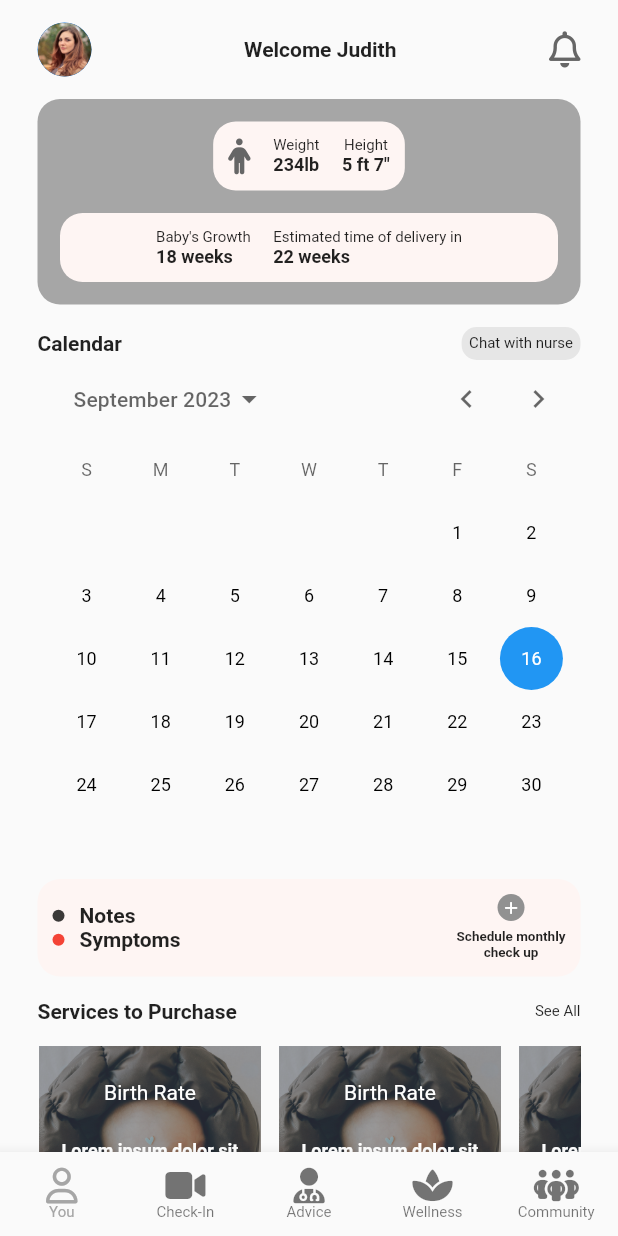
After one commit to oladuja/healthier_carbon_pregnancy_app, a Flutter app: the HomeScreen screen opened by its route, on a phone screen of 412 x 824 dp. The commit adds this screen. Run offline on Flutter 3.47's test engine with Material 2 defaults, Android fonts, the phone set to English and light mode, and no system bars; our stand-ins replace another_flutter_splash_screen, flutter_holo_date_picker, font_awesome_flutter, loading_animation_widget.

Commit message:
home screen

```diff
--- a/lib/main.dart
+++ b/lib/main.dart
@@ -1,7 +1,10 @@
 import 'package:flutter/material.dart';
+import 'package:healthier_carbon_pregnancy_app/screens/home/home_screen.dart';
 import 'package:healthier_carbon_pregnancy_app/screens/start/about_you_screen.dart';
 import 'package:healthier_carbon_pregnancy_app/screens/start/dob_screen.dart';
+import 'package:healthier_carbon_pregnancy_app/screens/start/forgot_screen.dart';
 import 'package:healthier_carbon_pregnancy_app/screens/start/health_condition.dart';
+import 'package:healthier_carbon_pregnancy_app/screens/start/loading_home_screen.dart';
 import 'package:healthier_carbon_pregnancy_app/screens/start/login_screen.dart';
 import 'package:healthier_carbon_pregnancy_app/screens/start/period_screen.dart';
 import 'package:healthier_carbon_pregnancy_app/screens/start/signup_screen.dart';
@@ -23,6 +26,7 @@ class App extends StatelessWidget {
       initialRoute: SplashScreen.routeName,
       routes: {
         SplashScreen.routeName: (_) => const SplashScreen(),
+        HomeScreen.routeName: (_) => const HomeScreen(),
         ContinueScreen.routeName: (_) => const ContinueScreen(),
         StartScreen.routeName: (_) => const StartScreen(),
         LoginScreen.routeName: (_) => const LoginScreen(),
@@ -32,6 +36,8 @@ class App extends StatelessWidget {
         AboutYouScreen.routeName: (_) => const AboutYouScreen(),
         HealthScreen.routeName: (_) => const HealthScreen(),
         PeriodScreen.routeName: (_) => const PeriodScreen(),
+        ForgotPasswordScreen.routeName: (_) => const ForgotPasswordScreen(),
+        LoadingHomeScreen.routeName: (_) => const LoadingHomeScreen(),
       },
     );
   }
--- /dev/null
+++ b/lib/screens/home/home_screen.dart
@@ -0,0 +1,425 @@
+import 'package:flutter/material.dart';
+import 'package:font_awesome_flutter/font_awesome_flutter.dart';
+
+class HomeScreen extends StatelessWidget {
+  static const String routeName = 'home-screen';
+
+  const HomeScreen({super.key});
+
+  @override
+  Widget build(BuildContext context) {
+    Size size = MediaQuery.of(context).size;
+
+    return Scaffold(
+      body: SafeArea(
+        child: SingleChildScrollView(
+          child: Container(
+            padding: const EdgeInsets.symmetric(horizontal: 25, vertical: 15),
+            width: size.width,
+            // height: size.height,
+            child: Column(
+              crossAxisAlignment: CrossAxisAlignment.start,
+              children: [
+                const Row(
+                  children: [
+                    CircleAvatar(
+                      radius: 18,
+                      backgroundImage: AssetImage('assets/images/dp.png'),
+                    ),
+                    Spacer(),
+                    Text(
+                      "Welcome Judith",
+                      style: TextStyle(
+                        fontWeight: FontWeight.bold,
+                      ),
+                    ),
+                    Spacer(),
+                    FaIcon(
+                      FontAwesomeIcons.bell,
+                      color: Color(0XFF666666),
+                    ),
+                  ],
+                ),
+                const SizedBox(height: 15),
+                Container(
+                  padding: const EdgeInsets.symmetric(
+                    horizontal: 15,
+                    vertical: 15,
+                  ),
+                  decoration: BoxDecoration(
+                    borderRadius: BorderRadius.circular(15),
+                    color: const Color(0XFFA6A6A6),
+                  ),
+                  child: Column(
+                    children: [
+                      Container(
+                        decoration: BoxDecoration(
+                          borderRadius: BorderRadius.circular(15),
+                          color: const Color(0XFFFEF5F3),
+                        ),
+                        padding: const EdgeInsets.all(10),
+                        child: const Row(
+                          mainAxisSize: MainAxisSize.min,
+                          children: [
+                            FaIcon(
+                              FontAwesomeIcons.person,
+                              color: Color(0XFF666666),
+                            ),
+                            SizedBox(width: 15),
+                            Column(
+                              mainAxisAlignment: MainAxisAlignment.start,
+                              children: [
+                                Text(
+                                  "Weight",
+                                  style: TextStyle(fontSize: 10),
+                                ),
+                                Text(
+                                  "234lb",
+                                  style: TextStyle(
+                                      fontSize: 12,
+                                      fontWeight: FontWeight.bold),
+                                ),
+                              ],
+                            ),
+                            SizedBox(width: 15),
+                            Column(
+                              mainAxisAlignment: MainAxisAlignment.start,
+                              children: [
+                                Text(
+                                  "Height",
+                                  style: TextStyle(fontSize: 10),
+                                ),
+                                Text(
+                                  "5 ft 7\"",
+                                  style: TextStyle(
+                                      fontSize: 12,
+                                      fontWeight: FontWeight.bold),
+                                ),
+                              ],
+                            ),
+                          ],
+                        ),
+                      ),
+                      const SizedBox(height: 15),
+                      Container(
+                        decoration: BoxDecoration(
+                          borderRadius: BorderRadius.circular(15),
+                          color: const Color(0XFFFEF5F3),
+                        ),
+                        padding: const EdgeInsets.all(10.0),
+                        child: const Row(
+                          mainAxisAlignment: MainAxisAlignment.center,
+                          children: [
+                            Column(
+                              crossAxisAlignment: CrossAxisAlignment.start,
+                              mainAxisAlignment: MainAxisAlignment.start,
+                              children: [
+                                Text(
+                                  "Baby's Growth",
+                                  style: TextStyle(fontSize: 10),
+                                ),
+                                Text(
+                                  "18 weeks",
+                                  style: TextStyle(
+                                      fontSize: 12,
+                                      fontWeight: FontWeight.bold),
+                                ),
+                              ],
+                            ),
+                            SizedBox(width: 15),
+                            Column(
+                              mainAxisAlignment: MainAxisAlignment.start,
+                              crossAxisAlignment: CrossAxisAlignment.start,
+                              children: [
+                                Text(
+                                  "Estimated time of delivery in",
+                                  style: TextStyle(fontSize: 10),
+                                ),
+                                Text(
+                                  "22 weeks",
+                                  style: TextStyle(
+                                      fontSize: 12,
+                                      fontWeight: FontWeight.bold),
+                                ),
+                              ],
+                            ),
+                          ],
+                        ),
+                      ),
+                    ],
+                  ),
+                ),
+                const SizedBox(height: 15),
+                Row(
+                  children: [
+                    const Text(
+                      "Calendar",
+                      style: TextStyle(fontWeight: FontWeight.bold),
+                    ),
+                    const Spacer(),
+                    Container(
+                      padding: const EdgeInsets.all(5),
+                      decoration: BoxDecoration(
+                        color: const Color(0XFFE6E6E6),
+                        borderRadius: BorderRadius.circular(10),
+                      ),
+                      child: const Text(
+                        "Chat with nurse",
+                        style: TextStyle(fontSize: 10),
+                      ),
+                    ),
+                  ],
+                ),
+                CalendarDatePicker(
+                  initialDate: DateTime.now(),
+                  firstDate: DateTime(2023),
+                  lastDate: DateTime(2024),
+                  onDateChanged: (_) {},
+                ),
+                Container(
+                  decoration: BoxDecoration(
+                    borderRadius: BorderRadius.circular(15),
+                    color: const Color(0XFFFEF5F3),
+                  ),
+                  padding: const EdgeInsets.all(10.0),
+                  child: Row(
+                    children: [
+                      Column(
+                        crossAxisAlignment: CrossAxisAlignment.start,
+                        children: [
+                          Row(
+                            children: [
+                              CircleAvatar(
+                                backgroundColor: Colors.black.withOpacity(0.77),
+                                radius: 4,
+                              ),
+                              const SizedBox(width: 10),
+                              const Text(
+                                'Notes',
+                                style: TextStyle(fontWeight: FontWeight.bold),
+                              )
+                            ],
+                          ),
+                          const Row(
+                            children: [
+                              CircleAvatar(
+                                backgroundColor: Colors.red,
+                                radius: 4,
+                              ),
+                              SizedBox(width: 10),
+                              Text(
+                                'Symptoms',
+                                style: TextStyle(fontWeight: FontWeight.bold),
+                              )
+                            ],
+                          ),
+                        ],
+                      ),
+                      const Spacer(),
+                      const Column(
+                        crossAxisAlignment: CrossAxisAlignment.center,
+                        children: [
+                          CircleAvatar(
+                            backgroundColor: Color(0XFF919191),
+                            radius: 9,
+                            child: Center(
+                              child: FaIcon(
+                                FontAwesomeIcons.plus,
+                                color: Colors.white,
+                                size: 10,
+                              ),
+                            ),
+                          ),
+                          SizedBox(height: 5),
+                          Text(
+                            'Schedule monthly\ncheck up',
+                            textAlign: TextAlign.center,
+                            style: TextStyle(
+                              fontSize: 9,
+                              fontWeight: FontWeight.bold,
+                            ),
+                          ),
+                        ],
+                      )
+                    ],
+                  ),
+                ),
+                const SizedBox(height: 15),
+                const Row(
+                  children: [
+                    Text(
+                      "Services to Purchase",
+                      style: TextStyle(fontWeight: FontWeight.bold),
+                    ),
+                    Spacer(),
+                    Text(
+                      "See All",
+                      style: TextStyle(fontSize: 10),
+                    ),
+                  ],
+                ),
+                const SizedBox(height: 15),
+                SizedBox(
+                  height: 180,
+                  child: ListView.builder(
+                    scrollDirection: Axis.horizontal,
+                    itemBuilder: (_, i) => Container(
+                      margin: const EdgeInsets.only(right: 10),
+                      width: 150,
+                      decoration: const BoxDecoration(
+                        image: DecorationImage(
+                          image: AssetImage('assets/images/baby.png'),
+                        ),
+                      ),
+                      child: Column(
+                        crossAxisAlignment: CrossAxisAlignment.center,
+                        children: [
+                          const Spacer(),
+                          const Text(
+                            "Birth Rate",
+                            style: TextStyle(color: Colors.white, fontSize: 14),
+                          ),
+                          const Spacer(),
+                          const Text(
+                            "Lorem ipsum dolor sit amet, consectetur adipiscing elit. Donec ac",
+                            textAlign: TextAlign.center,
+                            style: TextStyle(
+                              color: Colors.white,
+                              fontSize: 12,
+                              fontWeight: FontWeight.bold,
+                            ),
+                          ),
+                          const Spacer(),
+                          Container(
+                            width: 40,
+                            decoration: const BoxDecoration(
+                              color: Colors.white,
+                              borderRadius:
+                                  BorderRadius.all(Radius.circular(7)),
+                            ),
+                            padding: const EdgeInsets.symmetric(
+                                vertical: 8, horizontal: 15),
+                            child: const Icon(
+                              FontAwesomeIcons.plus,
+                              color: Color(0XFF919191),
+                              size: 12,
+                            ),
+                          ),
+                          const Spacer(),
+                        ],
+                      ),
+                    ),
+                    itemCount: 3,
+                  ),
+                ),
+                const SizedBox(height: 15),
+                const Row(
+                  children: [
+                    Text(
+                      "Services to Purchase",
+                      style: TextStyle(fontWeight: FontWeight.bold),
+                    ),
+                    Spacer(),
+                    Text(
+                      "See All",
+                      style: TextStyle(fontSize: 10),
+                    ),
+                  ],
+                ),
+                const SizedBox(height: 15),
+                SizedBox(
+                  height: 180,
+                  child: ListView.builder(
+                    scrollDirection: Axis.horizontal,
+                    itemBuilder: (_, i) => Container(
+                      margin: const EdgeInsets.only(right: 10),
+                      width: 150,
+                      decoration: BoxDecoration(
+                        image: DecorationImage(
+                          image: AssetImage('assets/images/${i + 1}.png'),
+                        ),
+                      ),
+                      child: Column(
+                        crossAxisAlignment: CrossAxisAlignment.center,
+                        children: [
+                          const Spacer(),
+                          const Text(
+                            "Live Check In",
+                            style: TextStyle(color: Colors.white, fontSize: 14),
+                          ),
+                          const Spacer(),
+                          const Text(
+                            "SEP 29 2023",
+                            textAlign: TextAlign.center,
+                            style: TextStyle(
+                              color: Colors.white,
+                              fontSize: 12,
+                              fontWeight: FontWeight.bold,
+                            ),
+                          ),
+                          const Text(
+                            "9:30 AM",
+                            textAlign: TextAlign.center,
+                            style: TextStyle(
+                              color: Colors.white,
+                              fontSize: 12,
+                              fontWeight: FontWeight.bold,
+                            ),
+                          ),
+                          const Spacer(),
+                          Container(
+                            width: 60,
+                            decoration: const BoxDecoration(
+                              color: Colors.white,
+                              borderRadius:
+                                  BorderRadius.all(Radius.circular(7)),
+                            ),
+                            padding: const EdgeInsets.symmetric(
+                                vertical: 8, horizontal: 5),
+                            child: const Center(child: Text("View")),
+                          ),
+                          const Spacer(),
+                        ],
+                      ),
+                    ),
+                    itemCount: 2,
+                  ),
+                ),
+              ],
+            ),
+          ),
+        ),
+      ),
+      bottomNavigationBar: BottomNavigationBar(
+        currentIndex: 0,
+        type: BottomNavigationBarType.fixed,
+        selectedFontSize: 10,
+        unselectedFontSize: 10,
+        selectedItemColor: const Color(0XFFA6A6A6),
+        items: const [
+          BottomNavigationBarItem(
+            icon: FaIcon(FontAwesomeIcons.user),
+            label: "You",
+
+          ),
+          BottomNavigationBarItem(
+            icon: FaIcon(FontAwesomeIcons.video),
+            label: "Check-In",
+          ),
+          BottomNavigationBarItem(
+            icon: FaIcon(FontAwesomeIcons.userDoctor),
+            label: "Advice",
+          ),
+          BottomNavigationBarItem(
+            icon: FaIcon(FontAwesomeIcons.spa),
+            label: "Wellness",
+          ),
+          BottomNavigationBarItem(
+            icon: FaIcon(FontAwesomeIcons.peopleGroup),
+            label: "Community",
+          ),
+        ],
+      ),
+    );
+  }
+}
--- a/lib/screens/start/about_you_screen.dart
+++ b/lib/screens/start/about_you_screen.dart
@@ -27,7 +27,7 @@ class AboutYouScreen extends StatelessWidget {
                     child: Text(
                       'Back',
                       style: TextStyle(
-                        fontSize: 18,
+                        fontSize: 12,
                         fontWeight: FontWeight.bold,
                       ),
                     ),
@@ -37,7 +37,7 @@ class AboutYouScreen extends StatelessWidget {
                 const Text(
                   'About You',
                   style: TextStyle(
-                    fontSize: 27,
+                    fontSize: 24,
                     fontWeight: FontWeight.bold,
                   ),
                 ),
@@ -45,7 +45,7 @@ class AboutYouScreen extends StatelessWidget {
                 const Text(
                   'Tell us your weight and size',
                   style: TextStyle(
-                    fontSize: 18,
+                    fontSize: 14,
                     fontWeight: FontWeight.bold,
                   ),
                 ),
--- a/lib/screens/start/continue.dart
+++ b/lib/screens/start/continue.dart
@@ -19,7 +19,7 @@ class ContinueScreen extends StatelessWidget {
             image: DecorationImage(
               fit: BoxFit.cover,
               colorFilter: ColorFilter.mode(
-                Colors.black.withOpacity(0.3),
+                Colors.black.withOpacity(0.2),
                 BlendMode.darken,
               ),
               image: const AssetImage('assets/images/bg3.jpg'),
@@ -50,7 +50,7 @@ class ContinueScreen extends StatelessWidget {
               const Text(
                 'Nurse Guided Pregnancy \nand Postpartum Journey',
                 style: TextStyle(
-                  fontSize: 24,
+                  fontSize: 16,
                   fontWeight: FontWeight.bold,
                   color: Colors.white,
                 ),
--- a/lib/widgets/app_button.dart
+++ b/lib/widgets/app_button.dart
@@ -35,7 +35,7 @@ class AppButton extends StatelessWidget {
               text,
               style: const TextStyle(
                 fontWeight: FontWeight.bold,
-                fontSize: 20,
+                fontSize: 14,
               ),
             ),
           ),
```
Also changed, not shown: lib/screens/start/dob_screen.dart (+4 -4 lines), lib/screens/start/forgot_screen.dart (added, +59 -0 lines), lib/screens/start/health_condition.dart (+9 -9 lines), lib/screens/start/loading_home_screen.dart (added, +85 -0 lines), lib/screens/start/login_screen.dart (+20 -11 lines), lib/screens/start/period_screen.dart (+17 -9 lines), lib/screens/start/signup_screen.dart (+12 -8 lines), lib/screens/start/stage_screen.dart (+4 -4 lines), lib/screens/start/start_screen.dart (+11 -8 lines), assets/images/1.png (added), assets/images/2.png (added), assets/images/baby.png (added), assets/images/dp.png (added).
